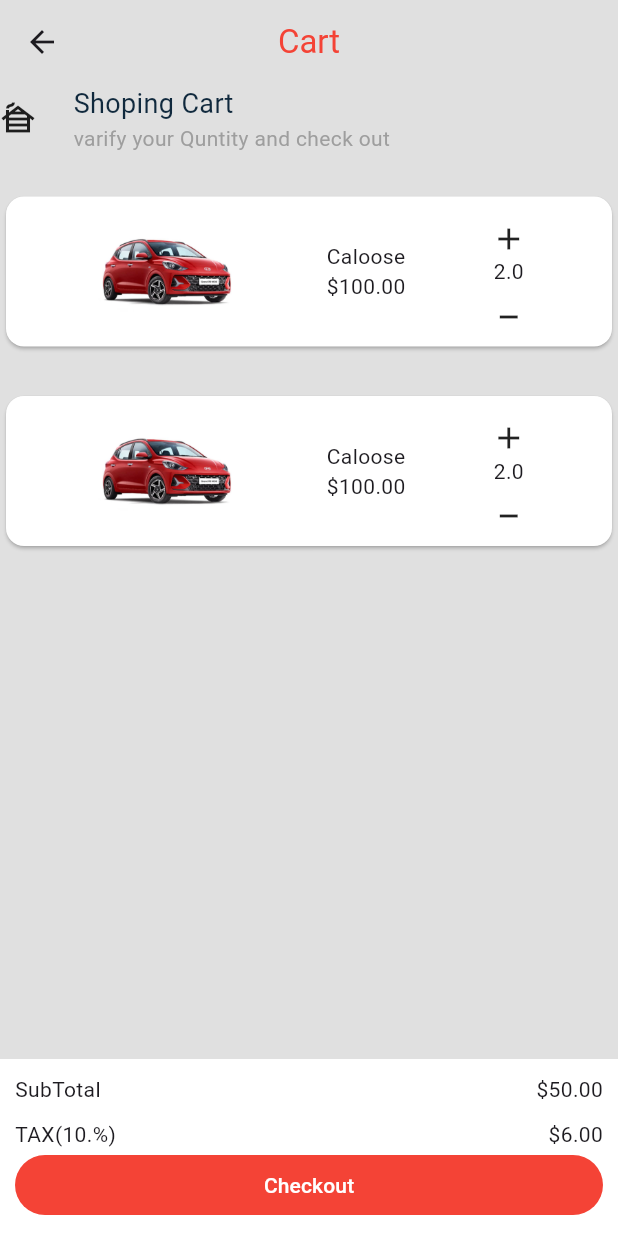
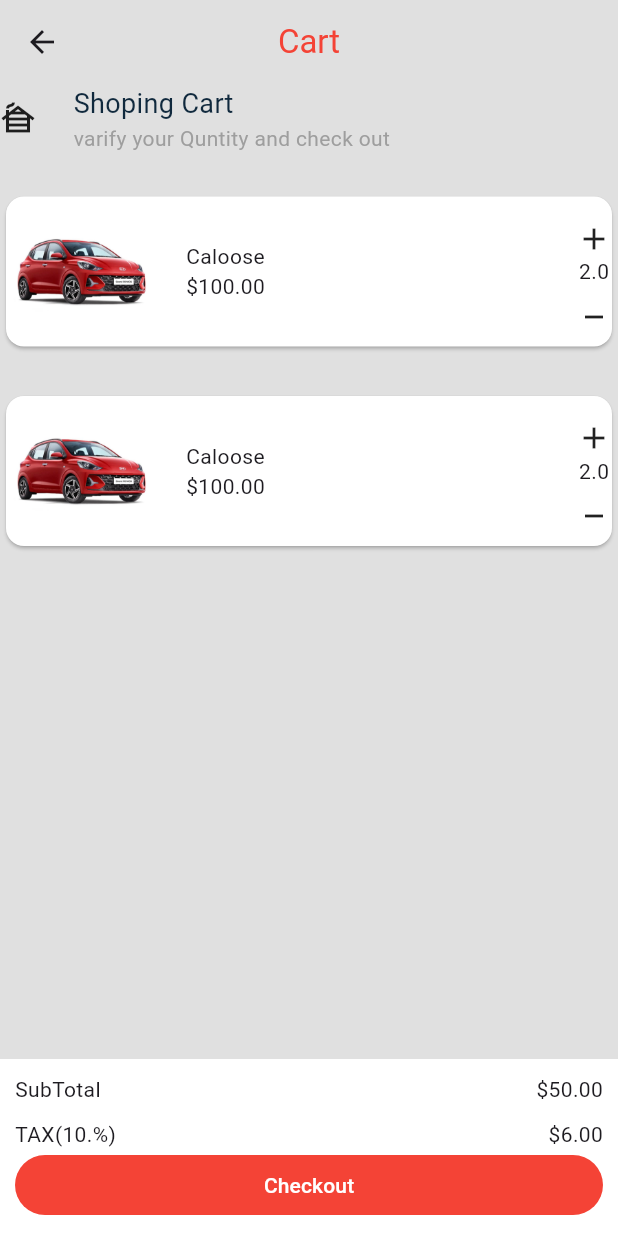
Before and after one commit to eyobderese/UGR-6771-14-LAB-Exercises, a Flutter app: the screen it shows after launch, on a phone screen of 412 x 824 dp. Run offline on Flutter 3.47's test engine with Material 3 defaults, Android fonts, the phone set to English and light mode, and no system bars; our stand-ins replace font_awesome_flutter.

Commit message:
Extructing Reusable Card

```diff
--- a/WidigitExercise2/lib/main .dart
+++ b/WidigitExercise2/lib/main.dart
@@ -53,53 +53,11 @@ class MyApp extends StatelessWidget {
                 SizedBox(
                   height: 25,
                 ),
-                Card(
-                    color: Colors.white,
-                    child: Row(
-                      mainAxisAlignment: MainAxisAlignment.spaceEvenly,
-                      children: [
-                        Container(
-                          width: 100,
-                          height: 100,
-                          child: Image.asset("assets/image1.jpg"),
-                        ),
-                        Column(
-                          children: [Text("Caloose"), Text("\$100.00")],
-                        ),
-                        Column(
-                          children: [
-                            Icon(Icons.add),
-                            Text("2.0"),
-                            Icon(Icons.minimize)
-                          ],
-                        )
-                      ],
-                    )),
+                ReusableCard(),
                 SizedBox(
                   height: 25,
                 ),
-                Card(
-                    color: Colors.white,
-                    child: Row(
-                      mainAxisAlignment: MainAxisAlignment.spaceEvenly,
-                      children: [
-                        Container(
-                          width: 100,
-                          height: 100,
-                          child: Image.asset("assets/image1.jpg"),
-                        ),
-                        Column(
-                          children: [Text("Caloose"), Text("\$100.00")],
-                        ),
-                        Column(
-                          children: [
-                            Icon(Icons.add),
-                            Text("2.0"),
-                            Icon(Icons.minimize)
-                          ],
-                        )
-                      ],
-                    )),
+                ReusableCard()
               ],
             ),
             SizedBox(
@@ -145,3 +103,38 @@ class MyApp extends StatelessWidget {
     );
   }
 }
+
+class ReusableCard extends StatelessWidget {
+  const ReusableCard({
+    super.key,
+  });
+
+  @override
+  Widget build(BuildContext context) {
+    return Card(
+        color: Colors.white,
+        child: Row(
+          mainAxisAlignment: MainAxisAlignment.spaceBetween,
+          children: [
+            Row(
+              children: [
+                Container(
+                  width: 100,
+                  height: 100,
+                  child: Image.asset("assets/image1.jpg"),
+                ),
+                SizedBox(
+                  width: 20,
+                ),
+                Column(
+                  children: [Text("Caloose"), Text("\$100.00")],
+                ),
+              ],
+            ),
+            Column(
+              children: [Icon(Icons.add), Text("2.0"), Icon(Icons.minimize)],
+            )
+          ],
+        ));
+  }
+}
```
